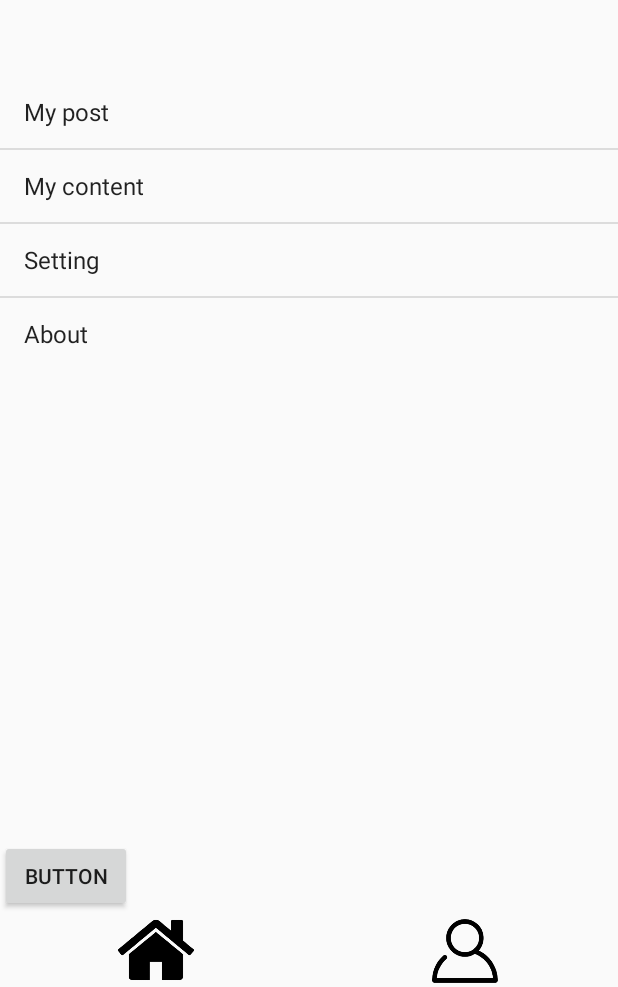
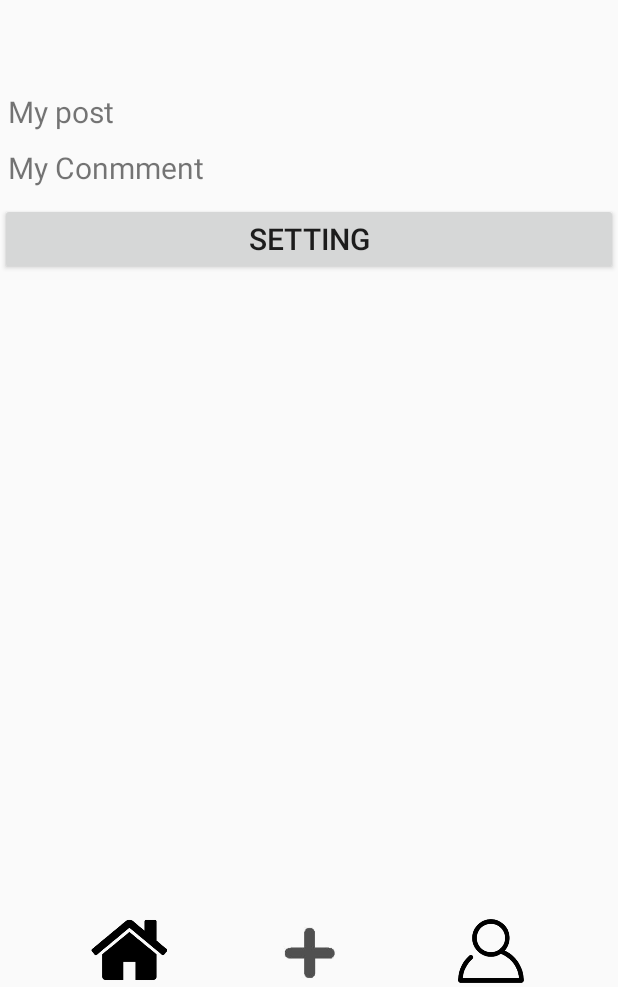
Before and after one commit to ChristK/Project, an Android app: the fragment UserFragment placed in its activity, on a phone screen of 412 x 824 dp, the part 249-1236 px from its top. Run offline under Robolectric (Android 15) with nearby library versions, the phone set to English and light mode, and no system bars.

Commit message:
几个Activity

```diff
--- a/project/build.gradle
+++ b/project/build.gradle
@@ -34,4 +34,5 @@ dependencies {
     testImplementation 'junit:junit:4.12'
     androidTestImplementation 'com.android.support.test:runner:1.0.2'
     androidTestImplementation 'com.android.support.test.espresso:espresso-core:3.0.2'
+    implementation 'org.jetbrains:annotations-java5:15.0'
 }
--- a/project/src/main/AndroidManifest.xml
+++ b/project/src/main/AndroidManifest.xml
@@ -11,6 +11,12 @@
         android:roundIcon="@mipmap/ic_launcher_round"
         android:supportsRtl="true"
         android:theme="@style/AppTheme">
+        <activity android:name=".Activity.SetActivity"
+            android:label="Setting"></activity>
+        <activity android:name=".Activity.CommentActivity"
+            android:label="My Comment"/>
+        <activity android:name=".Activity.PostActivity"
+            android:label="My Post"/>
         <activity
             android:name=".Activity.SplashActivity"
             android:theme="@style/AppTheme.NoActionBar">
@@ -31,8 +37,7 @@
             android:label="Login" />
         <activity
             android:name=".Activity.MainActivity"
-            android:label="Main">
-        </activity>
+            android:label="Main" />
     </application>
 
 </manifest>
--- a/project/src/main/java/com/example/project/Activity/ForgetActivity.java
+++ b/project/src/main/java/com/example/project/Activity/ForgetActivity.java
@@ -76,6 +76,8 @@ public class ForgetActivity extends AppCompatActivity {
                     Toast.makeText(ForgetActivity.this,"Password Change Successful!",Toast.LENGTH_SHORT).show();
                     Intent intent=new Intent(ForgetActivity.this,LoginActivity.class);
                     startActivity(intent);
+
+                    finish();
                 }
 
                 database.close();
--- a/project/src/main/java/com/example/project/Activity/LoginActivity.java
+++ b/project/src/main/java/com/example/project/Activity/LoginActivity.java
@@ -46,9 +46,6 @@ public class LoginActivity extends AppCompatActivity {
         //init control
         initControl();
 
-
-
-
     }
 
     public void Operator(View view) {
@@ -83,8 +80,9 @@ public class LoginActivity extends AppCompatActivity {
         {
             sp.setLogin(true);
             Toast.makeText(LoginActivity.this,"Login Successful! \n Welcome "+ username_input,Toast.LENGTH_SHORT).show();
-            Intent intent_login=new Intent(LoginActivity.this,MainActivity.class);
-            startActivity(intent_login);
+            startActivity(new Intent(LoginActivity.this,MainActivity.class));
+            //Bundle bundle=new Bundle();
+            //bundle.putCharSequence("Username",username_input);
 
             finish();
         }
--- a/project/src/main/java/com/example/project/Activity/MainActivity.java
+++ b/project/src/main/java/com/example/project/Activity/MainActivity.java
@@ -59,22 +59,27 @@ public class MainActivity extends AppCompatActivity {
 
 
         //logout
+/**
+ *   logout.setOnClickListener(new View.OnClickListener() {
+ *             @Override
+ *             public void onClick(View v) {
+ *                 sp.setLogin(false);
+ *
+ *                 Intent intent=new Intent(MainActivity.this,LoginActivity.class);
+ *                 startActivity(intent);
+ *
+ *                 finish();
+ *             }
+ *         });
+ */
 
-        logout.setOnClickListener(new View.OnClickListener() {
-            @Override
-            public void onClick(View v) {
-                sp.setLogin(false);
-
-                Intent intent=new Intent(MainActivity.this,LoginActivity.class);
-                startActivity(intent);
-
-                finish();
-            }
-        });
         //
         home.setOnClickListener(onClickListener);
         user.setOnClickListener(onClickListener);
 
+    }
+    public void logout(){
+        sp.setLogin(false);
     }
 
     private void initFragment() {
@@ -96,7 +101,6 @@ public class MainActivity extends AppCompatActivity {
         home=(ImageView)findViewById(R.id.homepage);
         user=(ImageView)findViewById(R.id.userpage);
 
-        logout=(Button)findViewById(R.id.logout);
     }
 
 
--- a/project/src/main/java/com/example/project/Activity/RegisterActivity.java
+++ b/project/src/main/java/com/example/project/Activity/RegisterActivity.java
@@ -50,6 +50,7 @@ public class RegisterActivity extends AppCompatActivity {
         switch (view.getId()){
             case R.id.register:
                 insertUser();
+                break;
 
         }
     }
--- a/project/src/main/java/com/example/project/Fragment/UserFragment.java
+++ b/project/src/main/java/com/example/project/Fragment/UserFragment.java
@@ -1,28 +1,81 @@
 package com.example.project.Fragment;
 
 
+import android.content.Intent;
 import android.os.Bundle;
 import android.app.Fragment;
+import android.support.annotation.Nullable;
 import android.view.LayoutInflater;
 import android.view.View;
 import android.view.ViewGroup;
 import android.widget.Button;
+import android.widget.TextView;
 
+import com.example.project.Activity.CommentActivity;
+import com.example.project.Activity.PostActivity;
+import com.example.project.Activity.SetActivity;
 import com.example.project.R;
+import com.example.project.Util.SharedPerencesUtil;
 
 /**
  * A simple {@link Fragment} subclass.
  */
 public class UserFragment extends Fragment {
 
-    private Button logout;
+    private Button set;
+    private TextView post;
+    private TextView comment;
+    private SharedPerencesUtil sp;
+
+
 
     @Override
     public View onCreateView(LayoutInflater inflater, ViewGroup container,
                              Bundle savedInstanceState) {
+
         // Inflate the layout for this fragment
         View view=inflater.inflate(R.layout.fragment_user, null);
         return view;
+
     }
 
+    @Override
+    public void onActivityCreated(@Nullable Bundle savedInstanceState) {
+        super.onActivityCreated(savedInstanceState);
+        //init control
+        initControl();
+
+
+        post.setOnClickListener(new View.OnClickListener() {
+            @Override
+            public void onClick(View v) {
+                startActivity(new Intent(getActivity(), PostActivity.class));
+            }
+        });
+
+        comment.setOnClickListener(new View.OnClickListener() {
+            @Override
+            public void onClick(View v) {
+                startActivity(new Intent(getActivity(), CommentActivity.class));
+            }
+        });
+
+        set.setOnClickListener(new View.OnClickListener() {
+            @Override
+            public void onClick(View v) {
+                startActivity(new Intent(getActivity(),SetActivity.class));
+
+            }
+        });
+    }
+
+    private void initControl() {
+        set=(Button)getActivity().findViewById(R.id.set);
+        post=(TextView) getActivity().findViewById(R.id.post);
+        comment=(TextView)getActivity().findViewById(R.id.comment);
+    }
+
+
+
+
 }
--- a/project/src/main/res/layout/activity_main.xml
+++ b/project/src/main/res/layout/activity_main.xml
@@ -14,28 +14,29 @@
         android:layout_above="@+id/tag"
         android:layout_alignParentLeft="true"
         android:layout_alignParentStart="true">
+    </FrameLayout>
 
 
-    </FrameLayout>
-
-    <Button
-        android:id="@+id/logout"
-        android:layout_width="wrap_content"
-        android:layout_height="wrap_content"
-        android:layout_above="@+id/tag"
-        android:text="Button" />
 
     <LinearLayout
         android:id="@+id/tag"
         android:layout_alignParentBottom="true"
         android:layout_width="match_parent"
         android:layout_height="50dp">
+
         <ImageView
             android:id="@+id/homepage"
             android:layout_width="wrap_content"
             android:layout_height="wrap_content"
-            android:src="@drawable/home"
-            android:layout_weight="1"/>
+            android:layout_alignTop="@+id/tag"
+            android:layout_weight="1"
+            android:src="@drawable/home" />
+        <ImageView
+            android:id="@+id/plus"
+            android:layout_width="wrap_content"
+            android:layout_height="wrap_content"
+            android:layout_weight="1"
+            android:src="@drawable/plus" />
         <ImageView
             android:id="@+id/userpage"
             android:layout_width="wrap_content"
--- a/project/src/main/res/layout/fragment_main.xml
+++ b/project/src/main/res/layout/fragment_main.xml
@@ -27,7 +27,7 @@ tools:context=".Fragment.MainFragment">
         android:id="@+id/plus"
         android:layout_width="50dp"
         android:layout_height="50dp"
-        android:background="@drawable/plus" />
+        android:background="@drawable/search" />
 
 </LinearLayout>
 
--- a/project/src/main/res/layout/fragment_user.xml
+++ b/project/src/main/res/layout/fragment_user.xml
@@ -24,12 +24,42 @@
         android:textSize="30sp"
         android:layout_centerHorizontal="true"  />
 
-    <ListView
-        android:id="@+id/detail"
-        android:entries="@array/detail"
+    <LinearLayout
+        android:id="@+id/ll"
+        android:layout_width="wrap_content"
+        android:layout_height="wrap_content"
         android:layout_below="@+id/username"
+        android:orientation="vertical">
+
+        <TextView
+            android:id="@+id/post"
+            android:layout_width="match_parent"
+            android:layout_height="wrap_content"
+            android:layout_alignTop="@+id/ll"
+            android:layout_marginLeft="5dp"
+            android:layout_marginTop="10dp"
+            android:onClick="Operator"
+            android:text="My post"
+            android:textSize="20sp" />
+        <TextView
+            android:id="@+id/comment"
+            android:layout_width="match_parent"
+            android:layout_height="wrap_content"
+            android:layout_marginLeft="5dp"
+            android:layout_marginTop="10dp"
+            android:textSize="20sp"
+            android:onClick="Operator"
+            android:text="My Conmment"/>
+
+    </LinearLayout>
+    <Button
+        android:id="@+id/set"
         android:layout_width="match_parent"
-        android:layout_height="wrap_content">
-    </ListView>
+        android:layout_height="wrap_content"
+        android:layout_marginTop="10dp"
+        android:textSize="20sp"
+        android:onClick="Operator"
+        android:text="Setting"
+        android:layout_below="@+id/ll" />
 
 </RelativeLayout>
--- a/project/src/main/res/values/arrays.xml
+++ b/project/src/main/res/values/arrays.xml
@@ -21,7 +21,7 @@
     <string-array name="detail">
         <item>My post</item>
         <item>My content</item>
-        <item>Setting</item>
         <item>About</item>
+        <item>Logout</item>
     </string-array>
 </resources>
```
